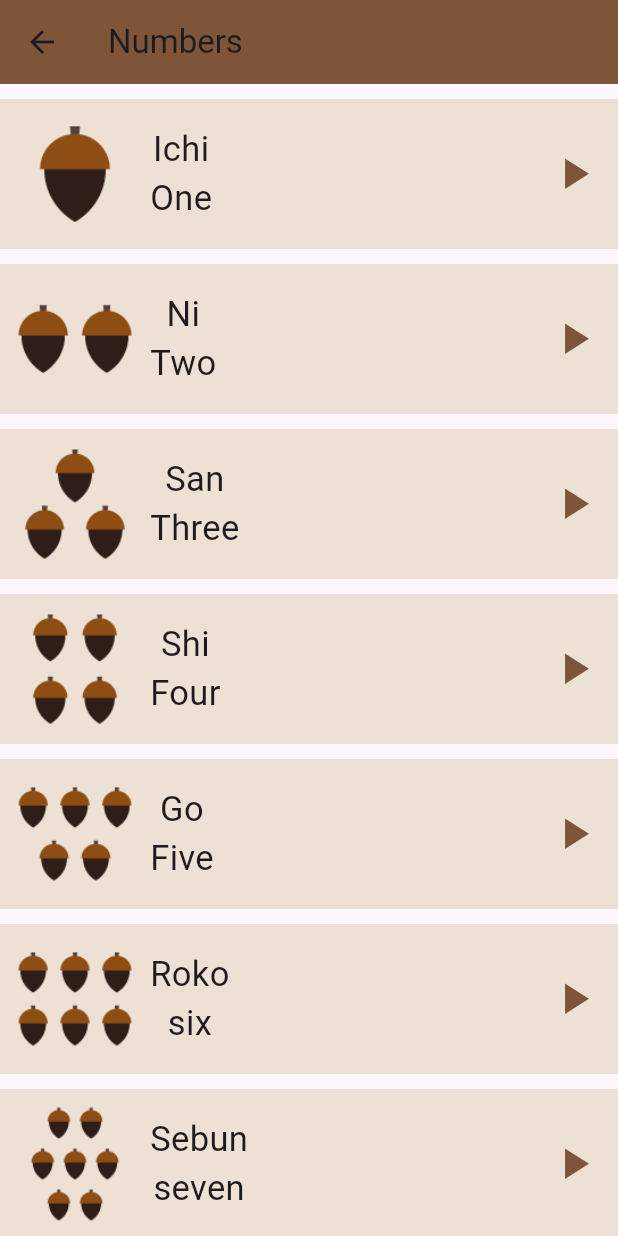
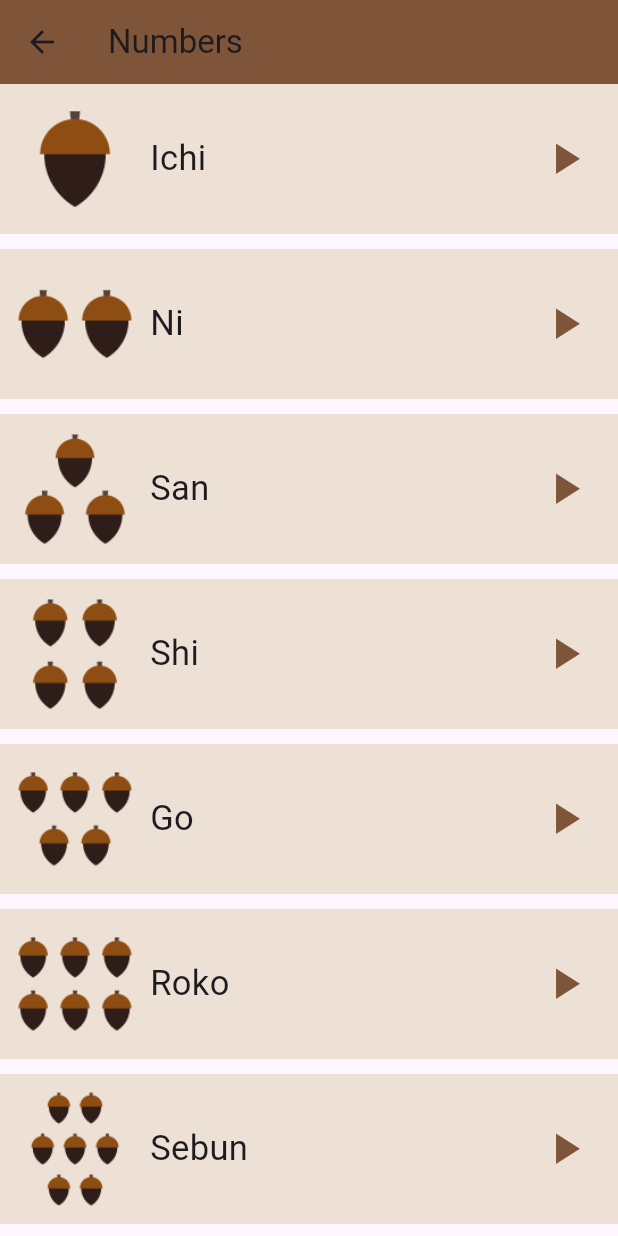
Before and after one commit to salma-elmaghawry/Japanese-Learning-Hub, a Flutter app: the NumbersPage screen opened directly, on a phone screen of 412 x 824 dp. Run offline on Flutter 3.47's test engine with Material 3 defaults, Android fonts, the light colour scheme and no system bars.

Commit message:
IconButton

```diff
--- a/lib/components/NumbersItem.dart
+++ b/lib/components/NumbersItem.dart
@@ -19,21 +19,25 @@ class NumbersItem extends StatelessWidget {
                 number.jpName,
                 style: TextStyle(fontSize: 23),
               ),
-              Text(
-                number.enName,
-                style: TextStyle(fontSize: 23),
-              ),
+              //Text(
+                //number.enName,
+                //style: TextStyle(fontSize: 23),
+              //),
             ],
           ),
           const Spacer(flex: 1),
           Padding(
-            padding: const EdgeInsets.all(12),
-            child: Icon(
-              Icons.play_arrow,
-              color: Color(0xff7f5539),
-              size: 35,
-            ),
+            padding: const EdgeInsets.all(10),
+            child: IconButton(
+              splashColor:Color(0xff7f5539) ,
+            onPressed: (){},
+            icon:const Icon(
+                  Icons.play_arrow,
+                  color: Color(0xff7f5539),
+                  size: 35, )),
           )
+
+
         ],
       ),
     );
--- a/lib/models/NumberModel.dart
+++ b/lib/models/NumberModel.dart
@@ -3,6 +3,6 @@
 class Number {
   final String image;
   final String jpName;
-  final String enName;
-  const Number({required this.image, required this.jpName, required this.enName});
+  //final String enName;
+  const Number({required this.image, required this.jpName});
 }
--- a/lib/screens/NumbersPage.dart
+++ b/lib/screens/NumbersPage.dart
@@ -9,43 +9,43 @@ class NumbersPage extends StatelessWidget {
     Number(
       image: "assets/images/numbers/number_one.png",
       jpName: "Ichi",
-        enName: "One"),
+    ),
     Number(
       image: "assets/images/numbers/number_two.png",
       jpName: "Ni",
-        enName: "Two"),
+    ),
     Number(
       image: "assets/images/numbers/number_three.png",
       jpName: "San",
-        enName: "Three"),
+    ),
     Number(
       image: "assets/images/numbers/number_four.png",
       jpName: "Shi",
-        enName: "Four"),
+    ),
     Number(
       image: "assets/images/numbers/number_five.png",
       jpName: "Go",
-        enName: "Five"),
+    ),
     Number(
       image: "assets/images/numbers/number_six.png",
       jpName: "Roko",
-        enName: "six"),
+    ),
     Number(
       image: "assets/images/numbers/number_seven.png",
       jpName: "Sebun",
-        enName: "seven"),
+    ),
     Number(
       image: "assets/images/numbers/number_eight.png",
       jpName: "Hachi",
-        enName: "Eight"),
+    ),
     Number(
       image: "assets/images/numbers/number_nine.png",
       jpName: "Kyu",
-        enName: "Nine"),
+    ),
     Number(
       image: "assets/images/numbers/number_ten.png",
       jpName: "Ju",
-        enName: "Ten"),
+    ),
   ];
 
   @override
@@ -56,52 +56,24 @@ class NumbersPage extends StatelessWidget {
         backgroundColor: Color(0xff7f5539),
       ),
       body: ListView(
-        children: [
-          const SizedBox(
-            height: 10,
-          ),
-          NumbersItem(number: numbers[0]),
-          const SizedBox(
-            height: 10,
-          ),
-          NumbersItem(number: numbers[1]),
-          const SizedBox(
-            height: 10,
-          ),
-          NumbersItem(number:numbers[2] ),
-          const SizedBox(
-            height: 10,
-          ),
-          NumbersItem(number: numbers[3]),
-          const SizedBox(
-            height: 10,
-          ),
-          NumbersItem(number: numbers[4]),
-          const SizedBox(
-            height: 10,
-          ),
-          NumbersItem(number: numbers[5]),
-          const SizedBox(
-            height: 10,
-          ),
-          NumbersItem(number: numbers[6]),
-          const SizedBox(
-            height: 10,
-          ),
-          NumbersItem(number: numbers[7]),
-          const SizedBox(
-            height: 10,
-          ),
-          NumbersItem(number: numbers[8]),
-          const SizedBox(
-            height: 10,
-          ),
-          NumbersItem(number: numbers[9]),
-          const SizedBox(
-            height: 10,
-          ),
-        ],
+        children:
+          getList(numbers)
+        ,
       ),
     );
   }
+  List<Widget> getList(List<Number> numbers) {
+  List<Widget> itemList = [];
+  for (int i = 0; i < numbers.length; i++) {
+    itemList.add(NumbersItem(number: numbers[i]));
+    itemList.add(const SizedBox(
+      height: 10,
+    ));
   }
+  return itemList;
+}
+
+
+
+
+}
```
Also changed, not shown: 4 other files. Lines whose indentation alone changed are shown as unchanged.
